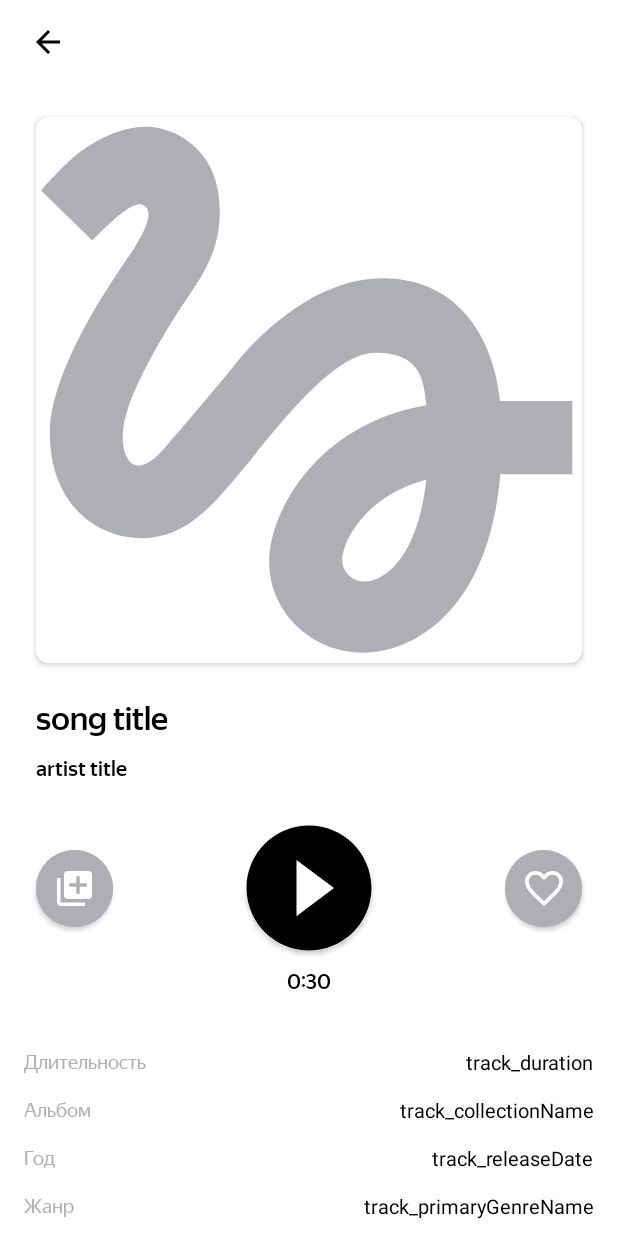
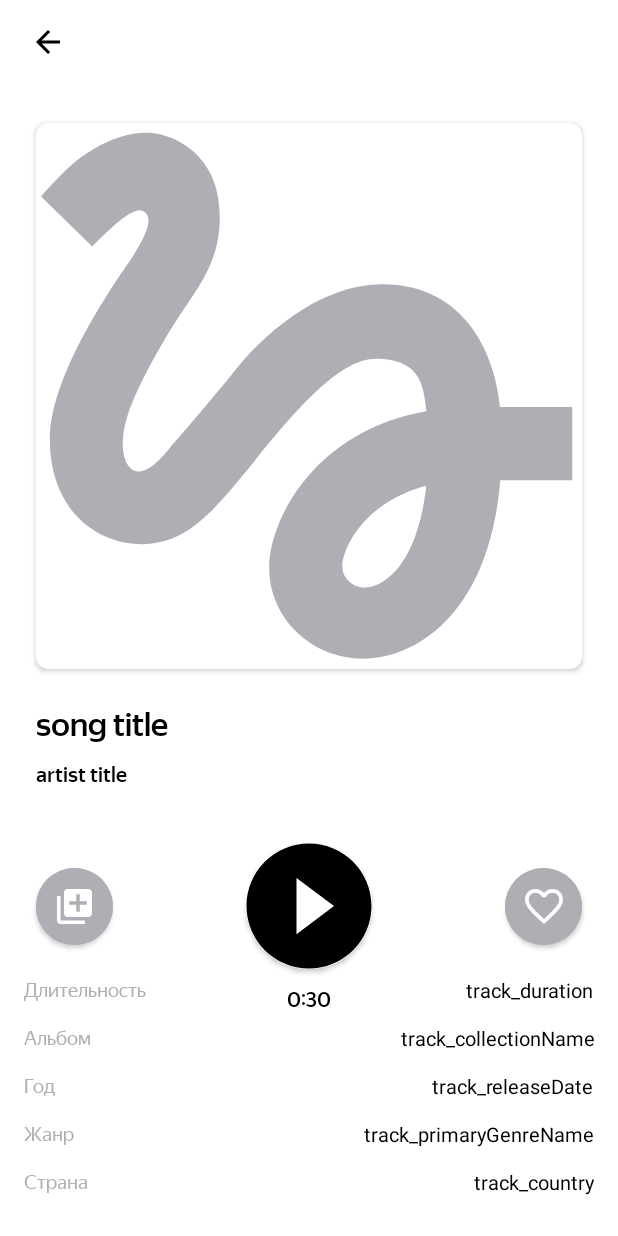
Before and after one commit to Dimmar90/PlaylistMaker, an Android app: the layout activity_audio_player.xml on its own in the app's theme, with its tools: preview values and no code run, on a phone screen of 412 x 824 dp. Run offline under Robolectric (Android 15) with nearby library versions, the phone set to English and light mode, and no system bars.

Commit message:
add music player

```diff
--- a/app/src/main/res/layout/activity_audio_player.xml
+++ b/app/src/main/res/layout/activity_audio_player.xml
@@ -8,12 +8,12 @@
     <androidx.constraintlayout.widget.Guideline
         android:id="@+id/left_guideline"
         style="@style/GuideLineStyle"
-        app:layout_constraintGuide_begin="24dp" />
+        app:layout_constraintGuide_begin="@dimen/guid_line_size" />
 
     <androidx.constraintlayout.widget.Guideline
         android:id="@+id/right_guideline"
         style="@style/GuideLineStyle"
-        app:layout_constraintGuide_end="24dp" />
+        app:layout_constraintGuide_end="@dimen/guid_line_size" />
 
     <ImageButton
         android:id="@+id/player_return_button"
@@ -26,12 +26,12 @@
         android:id="@+id/track_cover"
         android:layout_width="0dp"
         android:layout_height="0dp"
-        android:layout_marginTop="26dp"
+        android:layout_marginTop="82dp"
         app:cardCornerRadius="8dp"
         app:layout_constraintDimensionRatio="h,1:1"
         app:layout_constraintEnd_toEndOf="@id/right_guideline"
         app:layout_constraintStart_toStartOf="@id/left_guideline"
-        app:layout_constraintTop_toBottomOf="@id/player_return_button">
+        app:layout_constraintTop_toTopOf="parent">
 
         <ImageView
             android:id="@+id/track_artwork"
@@ -42,31 +42,53 @@
             tools:srcCompat="@drawable/placeholder_icon" />
     </androidx.cardview.widget.CardView>
 
+    <LinearLayout
+        android:id="@+id/song_title_layout"
+        android:layout_width="match_parent"
+        android:layout_height="26dp"
+        android:layout_marginStart="@dimen/guid_line_size"
+        android:layout_marginTop="@dimen/guid_line_size"
+        android:layout_marginEnd="@dimen/guid_line_size"
+        app:layout_constraintStart_toStartOf="@id/left_guideline"
+        app:layout_constraintTop_toBottomOf="@id/track_cover">
+
         <TextView
             android:id="@+id/song_title"
             style="@style/TrackNameStyle"
-        android:layout_width="wrap_content"
-        android:layout_height="26dp"
-        android:layout_marginTop="24dp"
+            android:layout_width="match_parent"
+            android:layout_height="match_parent"
+            android:ellipsize="end"
             android:fontFamily="@font/ys_display_medium"
             android:gravity="center_vertical"
+            android:lines="1"
             android:textSize="@dimen/primary_text_size"
             app:layout_constraintStart_toStartOf="@id/left_guideline"
             app:layout_constraintTop_toBottomOf="@id/track_cover"
             tools:text="song title" />
+    </LinearLayout>
+
+    <LinearLayout
+        android:id="@+id/artist_name_layout"
+        android:layout_width="match_parent"
+        android:layout_height="16dp"
+        android:layout_marginStart="@dimen/guid_line_size"
+        android:layout_marginTop="12dp"
+        android:layout_marginEnd="@dimen/guid_line_size"
+        android:gravity="center_vertical"
+        app:layout_constraintStart_toStartOf="@id/left_guideline"
+        app:layout_constraintTop_toBottomOf="@id/song_title_layout">
 
         <TextView
             android:id="@+id/artist_name"
             style="@style/TrackNameStyle"
-        android:layout_width="wrap_content"
-        android:layout_height="16dp"
-        android:layout_marginTop="12dp"
+            android:layout_width="match_parent"
+            android:layout_height="match_parent"
+            android:ellipsize="end"
             android:fontFamily="@font/ys_display_medium"
-        android:gravity="center_vertical"
+            android:lines="1"
             android:textSize="14sp"
-        app:layout_constraintStart_toStartOf="@id/left_guideline"
-        app:layout_constraintTop_toBottomOf="@id/song_title"
             tools:text="artist title" />
+    </LinearLayout>
 
     <com.google.android.material.button.MaterialButton
         android:id="@+id/play_track_button"
@@ -74,7 +96,7 @@
         android:contentDescription="@string/empty_description"
         app:layout_constraintEnd_toStartOf="@id/right_guideline"
         app:layout_constraintStart_toStartOf="@id/left_guideline"
-        app:layout_constraintTop_toBottomOf="@id/artist_name"
+        app:layout_constraintTop_toBottomOf="@id/artist_name_layout"
         app:shapeAppearanceOverlay="@style/ShapeAppearanceOverlay.MyApp.Button.Circle" />
 
     <com.google.android.material.button.MaterialButton
@@ -113,17 +135,15 @@
     <TextView
         android:id="@+id/duration"
         style="@style/TitleStyle"
-        android:layout_marginTop="30dp"
         android:text="@string/duration"
         app:layout_constraintStart_toStartOf="parent"
-        app:layout_constraintTop_toBottomOf="@+id/player_time" />
+        app:layout_constraintBottom_toTopOf="@+id/collectionName" />
 
     <TextView
         android:id="@+id/track_duration"
         style="@style/TrackTitleStyle"
-        android:layout_marginTop="30dp"
         app:layout_constraintEnd_toEndOf="parent"
-        app:layout_constraintTop_toBottomOf="@+id/player_time"
+        app:layout_constraintBottom_toTopOf="@+id/track_collectionName_layout"
         tools:text="track_duration" />
 
     <TextView
@@ -131,27 +151,39 @@
         style="@style/TitleStyle"
         android:text="@string/album"
         app:layout_constraintStart_toStartOf="parent"
-        app:layout_constraintTop_toBottomOf="@+id/duration" />
+        app:layout_constraintBottom_toTopOf="@+id/releaseDate" />
+
+    <LinearLayout
+        android:id="@+id/track_collectionName_layout"
+        android:layout_width="match_parent"
+        android:layout_height="32dp"
+        android:layout_marginStart="140dp"
+        app:layout_constraintEnd_toEndOf="parent"
+        app:layout_constraintBottom_toTopOf="@+id/track_releaseDate">
 
         <TextView
+            style="@style/TrackTitleStyle"
             android:id="@+id/track_collectionName"
-        style="@style/TrackTitleStyle"
-        app:layout_constraintEnd_toEndOf="parent"
-        app:layout_constraintTop_toBottomOf="@+id/track_duration"
+            android:layout_width="match_parent"
+            android:layout_height="match_parent"
+            android:ellipsize="end"
+            android:gravity="center_vertical|end"
+            android:lines="1"
             tools:text="track_collectionName" />
+    </LinearLayout>
 
     <TextView
         android:id="@+id/releaseDate"
         style="@style/TitleStyle"
         android:text="@string/year"
         app:layout_constraintStart_toStartOf="parent"
-        app:layout_constraintTop_toBottomOf="@+id/collectionName" />
+        app:layout_constraintBottom_toTopOf="@+id/primaryGenreName" />
 
     <TextView
         android:id="@+id/track_releaseDate"
         style="@style/TrackTitleStyle"
         app:layout_constraintEnd_toEndOf="parent"
-        app:layout_constraintTop_toBottomOf="@+id/track_collectionName"
+        app:layout_constraintBottom_toTopOf="@+id/track_primaryGenreName"
         tools:text="track_releaseDate" />
 
     <TextView
@@ -159,27 +191,30 @@
         style="@style/TitleStyle"
         android:text="@string/genre"
         app:layout_constraintStart_toStartOf="parent"
-        app:layout_constraintTop_toBottomOf="@+id/releaseDate" />
+        app:layout_constraintBottom_toTopOf="@+id/country" />
 
     <TextView
         android:id="@+id/track_primaryGenreName"
         style="@style/TrackTitleStyle"
         app:layout_constraintEnd_toEndOf="parent"
-        app:layout_constraintTop_toBottomOf="@+id/track_releaseDate"
+        app:layout_constraintBottom_toTopOf="@+id/track_country"
         tools:text="track_primaryGenreName" />
 
     <TextView
         android:id="@+id/country"
         style="@style/TitleStyle"
         android:text="@string/country"
+        android:layout_marginVertical="20dp"
         app:layout_constraintStart_toStartOf="parent"
-        app:layout_constraintTop_toBottomOf="@+id/primaryGenreName" />
+        app:layout_constraintBottom_toBottomOf="parent" />
 
     <TextView
         android:id="@+id/track_country"
         style="@style/TrackTitleStyle"
+        android:text="track_country"
+        android:layout_marginVertical="20dp"
         app:layout_constraintEnd_toEndOf="parent"
-        app:layout_constraintTop_toBottomOf="@+id/track_primaryGenreName"
+        app:layout_constraintBottom_toBottomOf="parent"
         tools:text="track_country" />
 
 </androidx.constraintlayout.widget.ConstraintLayout>
--- a/app/src/main/res/layout/activity_search.xml
+++ b/app/src/main/res/layout/activity_search.xml
@@ -89,9 +89,8 @@
 
                     <LinearLayout
                         android:layout_width="match_parent"
-                        android:layout_height="match_parent"
-                        android:orientation="vertical"
-                        android:paddingBottom="12dp">
+                        android:layout_height="wrap_content"
+                        android:orientation="vertical">
 
                         <androidx.recyclerview.widget.RecyclerView
                             android:id="@+id/search_history_list"
--- a/app/src/main/res/values/dimens.xml
+++ b/app/src/main/res/values/dimens.xml
@@ -10,4 +10,5 @@
     <dimen name="track_cover_size">45dp</dimen>
     <dimen name="track_name_size">16dp</dimen>
     <dimen name="track_description_text_size">11dp</dimen>
+    <dimen name="guid_line_size">24dp</dimen>
 </resources>
--- a/app/src/main/res/values/styles.xml
+++ b/app/src/main/res/values/styles.xml
@@ -88,13 +88,6 @@
         <item name="android:textColorHint">@color/black</item>
     </style>
 
-    <style name="EllipseStyle">
-        <item name="android:textColor">@color/text_grey</item>
-        <item name="android:editTextColor">@color/text_grey</item>
-        <item name="android:textColorHint">@color/text_grey</item>
-        <item name="drawableStartCompat">@drawable/ellipse_icon</item>
-    </style>
-
     <style name="TrackDescriptionStyle">
         <item name="android:textColor">@color/text_grey</item>
         <item name="android:editTextColor">@color/text_grey</item>
@@ -159,7 +152,7 @@
     <style name="PlayMusicButton">
         <item name="android:layout_width">84dp</item>
         <item name="android:layout_height">84dp</item>
-        <item name="android:layout_marginTop">30dp</item>
+        <item name="android:layout_marginTop">38.33dp</item>
         <item name="android:backgroundTint">@color/white</item>
         <item name="iconPadding">0dp</item>
         <item name="android:insetTop">0dp</item>
@@ -204,7 +197,6 @@
         <item name="android:textColor">@color/black</item>
         <item name="android:layout_height">32dp</item>
         <item name="android:layout_width">wrap_content</item>
-        <item name="android:layout_height">32dp</item>
         <item name="android:textSize">13sp</item>
         <item name="android:layout_marginRight">16dp</item>
         <item name="android:gravity">center_vertical</item>
```
Also changed, not shown: app/src/main/res/layout/track_description.xml (+33 -33 lines). Lines whose indentation alone changed are shown as unchanged.
